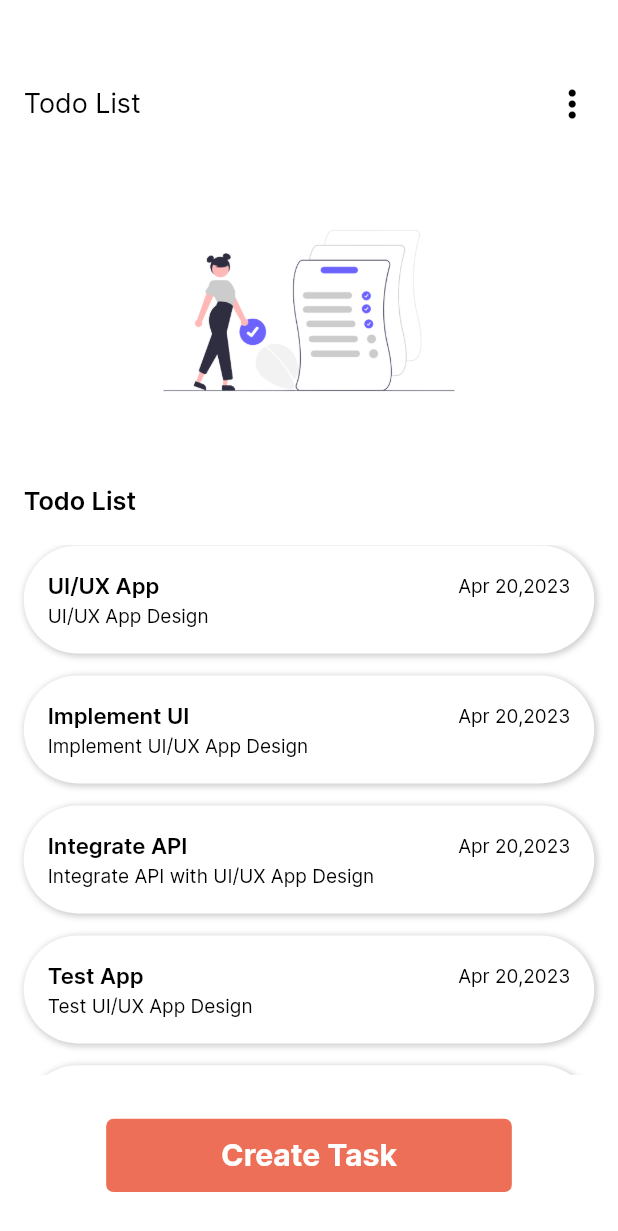
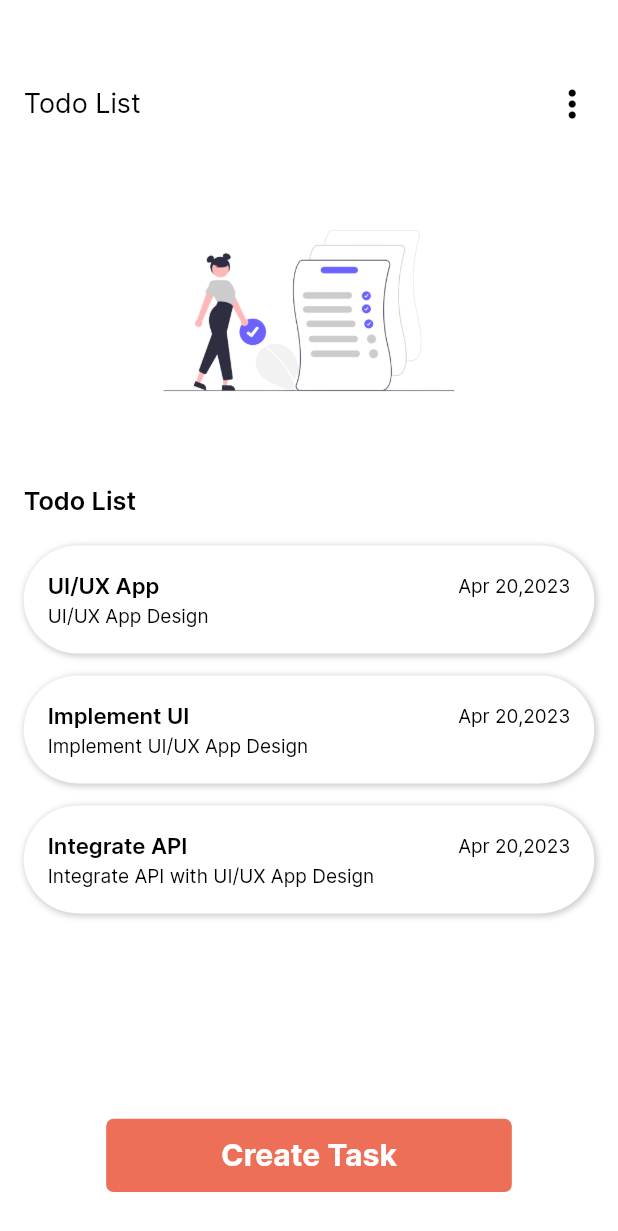
Before and after one commit to Temesgenzewude/2023-project-phase-mobile-tasks, a Flutter app: the screen it shows after launch, after a tap on "Get Started", on a phone screen of 412 x 824 dp. Shown: the top 1231 px of the screen. Run offline on Flutter 3.47's test engine with Material 2 defaults, Android fonts, the phone set to English and light mode, and no system bars; our stand-ins replace flutter_screenutil.

Commit message:
fix bugs and complete the widget test task

```diff
--- a/on-boarding/building_layouts/lib/core/controller/todo_controller.dart
+++ b/on-boarding/building_layouts/lib/core/controller/todo_controller.dart
@@ -14,27 +14,14 @@ class TodoController {
       title: 'Integrate API',
       description: "Integrate API with UI/UX App Design",
     ),
-    TodoModel(
-      title: 'Test App',
-      description: "Test UI/UX App Design",
-    ),
-    TodoModel(
-      title: 'Write Documentation',
-      description: "Write Documentation for UI/UX App Design",
-    ),
   ];
 
   void addTodo(TodoModel todo) {
-
-
-
-
     todos.add(todo);
   }
 
   void updateTodo(int todoId, TodoModel newTodo) {
     if (todos.isEmpty) {
-
       return;
     }
 
--- a/on-boarding/building_layouts/lib/features/onboarding/presentation/pages/onboarding.dart
+++ b/on-boarding/building_layouts/lib/features/onboarding/presentation/pages/onboarding.dart
@@ -1,3 +1,5 @@
+
+import 'package:building_layouts/features/display_todos/presentation/pages/todo_list.dart';
 import 'package:flutter/material.dart';
 import 'package:flutter_screenutil/flutter_screenutil.dart';
 
@@ -8,37 +10,83 @@ class OnboardingPage extends StatelessWidget {
   Widget build(BuildContext context) {
     return Scaffold(
       body: Container(
-        width: double.infinity,
         color: const Color(0xFFEE6F57),
-        child: Column(crossAxisAlignment: CrossAxisAlignment.center, children: [
-          SizedBox(height: 100.h),
-          Image.asset('assets/images/onboarding.png',
-              height: 480.h, width: 480.h),
-          SizedBox(height: 136.h),
-          GestureDetector(
-            onTap: () {
-              Navigator.popAndPushNamed(context, "/home", arguments: ['home']);
-            },
-            child: Container(
-              height: 50.h,
-              width: 256.w,
-              decoration: BoxDecoration(
-                  borderRadius: BorderRadius.circular(5.r),
-                  color: const Color(0xFF0C8CE9)),
-              child: Row(
-                mainAxisAlignment: MainAxisAlignment.center,
-                children: [
-                  Text('Get Started',
-                      style: TextStyle(
-                          color: Colors.white,
-                          fontSize: 19.sp,
-                          fontFamily: "InterBold")),
-                ],
-              ),
+        child: Column(
+          mainAxisAlignment:
+              MainAxisAlignment.center, // Align content vertically
+          children: <Widget>[
+            SizedBox(height: 50.h),
+            Image.asset('assets/images/onboarding.png', height: 400.h, width: 400.h),
+            SizedBox(height: 20.h), // Adjust spacing
+            ElevatedButton(
+              onPressed: () {
+                Navigator.push(
+                  context,
+                  MaterialPageRoute(
+                    builder: (context) => const TodoListPage(),
+                  ),
+                );
+              },
+              child: const Text('Get Started'),
             ),
-          ),
-        ]),
+          ],
+        ),
       ),
     );
   }
 }
+
+
+
+
+
+// import 'package:flutter/material.dart';
+// import 'package:flutter_screenutil/flutter_screenutil.dart';
+
+// import '../../../display_todos/presentation/pages/todo_list.dart';
+
+// class OnboardingPage extends StatelessWidget {
+//   const OnboardingPage({Key? key}) : super(key: key);
+
+//   @override
+//   Widget build(BuildContext context) {
+//     return Scaffold(
+//       body: Container(
+//         width: double.infinity,
+//         color: const Color(0xFFEE6F57),
+//         child: Column(crossAxisAlignment: CrossAxisAlignment.center, children: [
+//           SizedBox(height: 100.h),
+//           Image.asset('assets/images/onboarding.png',
+//               height: 480.h, width: 480.h),
+//           SizedBox(height: 136.h),
+//           GestureDetector(
+//             onTap: () {
+//               Navigator.push(
+//                   context,
+//                   MaterialPageRoute(
+//                     builder: (context) => const TodoListPage(),
+//                   ));
+//             },
+//             child: Container(
+//               height: 50.h,
+//               width: 256.w,
+//               decoration: BoxDecoration(
+//                   borderRadius: BorderRadius.circular(5.r),
+//                   color: const Color(0xFF0C8CE9)),
+//               child: Row(
+//                 mainAxisAlignment: MainAxisAlignment.center,
+//                 children: [
+//                   Text('Get Started',
+//                       style: TextStyle(
+//                           color: Colors.white,
+//                           fontSize: 19.sp,
+//                           fontFamily: "InterBold")),
+//                 ],
+//               ),
+//             ),
+//           ),
+//         ]),
+//       ),
+//     );
+//   }
+// }
--- a/on-boarding/building_layouts/lib/features/update_todo/presentation/pages/task_detail.dart
+++ b/on-boarding/building_layouts/lib/features/update_todo/presentation/pages/task_detail.dart
@@ -89,6 +89,7 @@ class _TaskDetailPageState extends State<TaskDetailPage> {
                 borderRadius: BorderRadius.circular(5.r),
                 border: Border.all(color: const Color(0xFFF1EEEE))),
             child: TextField(
+              key: const Key("todoDetailPageTodoTileTextField"),
               controller: _titleController,
               style: TextStyle(
                   color: Colors.black,
@@ -224,7 +225,7 @@ class _TaskDetailPageState extends State<TaskDetailPage> {
             },
             child: Container(
               height: 50.h,
-              width: 180.w,
+              width: 250.w,
               margin: EdgeInsets.only(bottom: 30.h, top: 40.h),
               decoration: BoxDecoration(
                   borderRadius: BorderRadius.circular(20.r),
```
Also changed, not shown: on-boarding/building_layouts/lib/features/display_todos/presentation/pages/todo_list.dart (+12 -32 lines), 2 other files.
